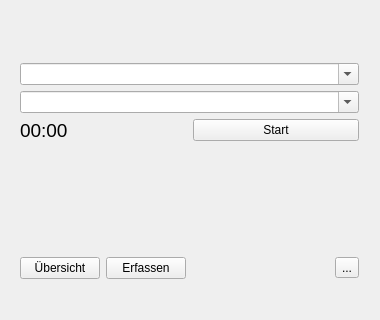
Above: mainwindow.ui from marcohartung/TimeLog before the change; both pictures show x 0 to 380 and y 160 to 480 of the 380 by 480 pixel window. Below: the same form after it.
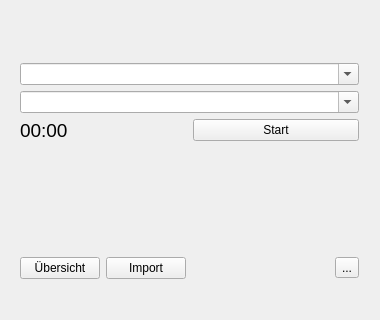
That is the form after the change.

Commit message: added import function

Patch:
```diff
--- a/mainwindow.ui
+++ b/mainwindow.ui
@@ -199,7 +199,7 @@
        <item>
         <widget class="QPushButton" name="pbNote">
          <property name="text">
-          <string>Erfassen</string>
+          <string>Import</string>
          </property>
         </widget>
        </item>
```
Left out of the diff: 2 changed lines with no effect on the pictures. The commit also changes 5 other files.
